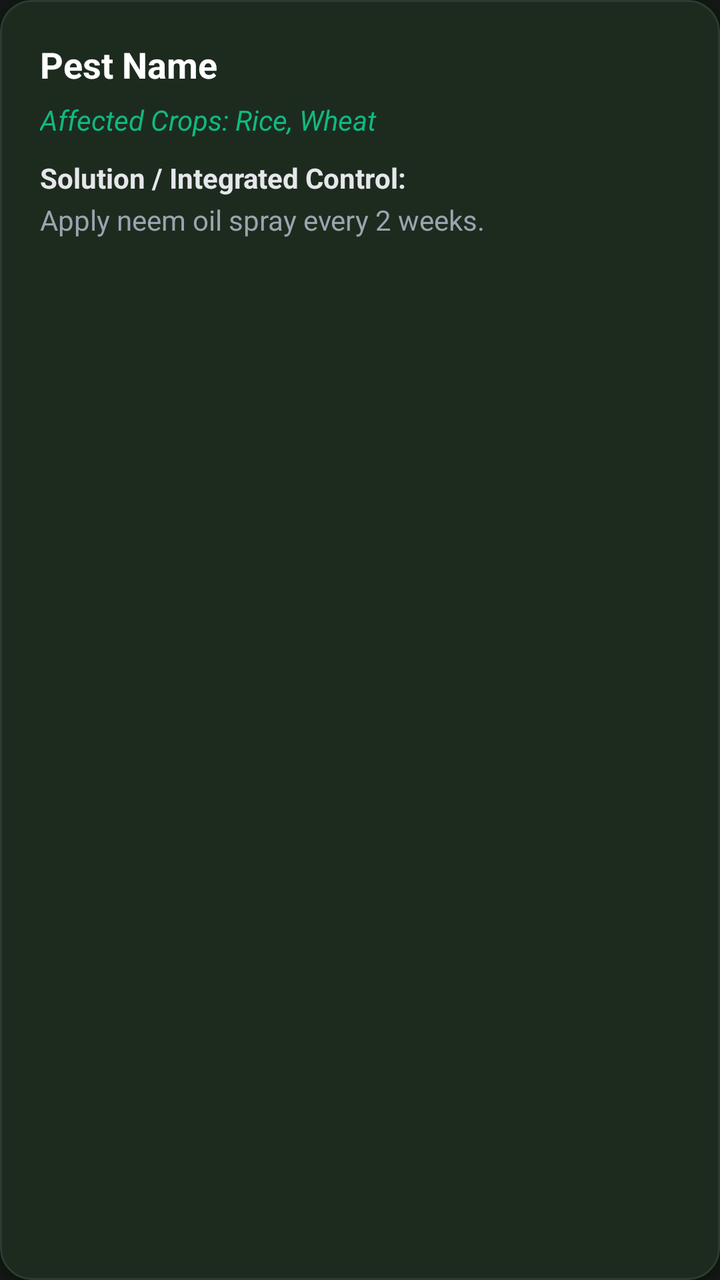
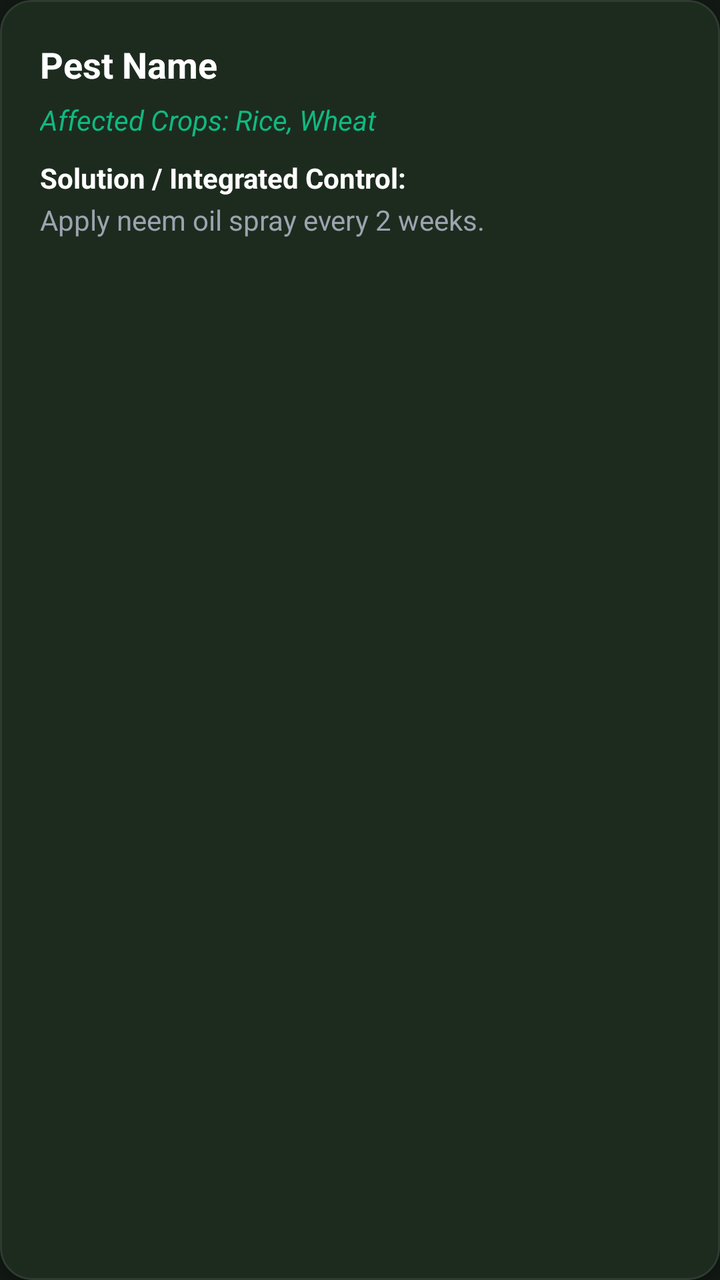

Before-and-after screenshots of an Android layout around one commit, followed by the original layout XML and the change that was made.
<!-- AndroidManifest.xml: application theme Theme.SmartAgriculture -->
<!-- res/layout/item_pest.xml -->
<?xml version="1.0" encoding="utf-8"?>
<com.google.android.material.card.MaterialCardView xmlns:android="http://schemas.android.com/apk/res/android"
    xmlns:app="http://schemas.android.com/apk/res-auto"
    android:layout_width="match_parent"
    android:layout_height="wrap_content"
    android:layout_marginHorizontal="16dp"
    android:layout_marginVertical="8dp"
    app:cardBackgroundColor="#1C241E"
    app:cardCornerRadius="16dp"
    app:cardElevation="3dp"
    app:strokeColor="#2E3B31"
    app:strokeWidth="1dp">

    <LinearLayout
        android:layout_width="match_parent"
        android:layout_height="wrap_content"
        android:orientation="vertical"
        android:padding="20dp">

        <TextView
            android:id="@+id/tvPestName"
            android:layout_width="wrap_content"
            android:layout_height="wrap_content"
            android:text="Pest Name"
            android:textSize="18sp"
            android:textStyle="bold"
            android:textColor="#FFFFFF" />

        <TextView
            android:id="@+id/tvAffectedCrops"
            android:layout_width="wrap_content"
            android:layout_height="wrap_content"
            android:layout_marginTop="6dp"
            android:text="Affected Crops: Rice, Wheat"
            android:textStyle="italic"
            android:textColor="#10B981" />

        <TextView
            android:layout_width="wrap_content"
            android:layout_height="wrap_content"
            android:layout_marginTop="10dp"
            android:text="Solution / Integrated Control:"
            android:textStyle="bold"
            android:textColor="#E5E7EB" />

        <TextView
            android:id="@+id/tvSolution"
            android:layout_width="match_parent"
            android:layout_height="wrap_content"
            android:layout_marginTop="2dp"
            android:text="Apply neem oil spray every 2 weeks."
            android:textColor="#9CA3AF" />

    </LinearLayout>
</com.google.android.material.card.MaterialCardView>
<!-- resources referenced by this layout -->
<resources>
  <style name="Theme.SmartAgriculture" parent="Base.Theme.SmartAgriculture" />
  <style name="Base.Theme.SmartAgriculture" parent="Theme.Material3.DayNight.NoActionBar">
          
          <item name="colorPrimary">@color/colorPrimary</item>
          <item name="colorPrimaryVariant">@color/colorPrimaryVariant</item>
          <item name="colorOnPrimary">@color/colorOnPrimary</item>
          
          
          <item name="colorSecondary">@color/colorSecondary</item>
          <item name="colorSecondaryVariant">@color/colorSecondaryVariant</item>
          <item name="colorOnSecondary">@color/colorOnSecondary</item>
          
          
          <item name="android:colorBackground">#121814</item>
          <item name="colorSurface">#1C241E</item>
          <item name="colorSurfaceVariant">#242E27</item>
          <item name="colorOnSurface">#FFFFFF</item>
          <item name="colorOnSurfaceVariant">#9CA3AF</item>
  
          
          <item name="android:windowFullscreen">true</item>
  
          
          <item name="fontFamily">sans-serif</item>
      </style>
  <color name="colorPrimary">#2E7D32</color>
  <color name="colorPrimaryVariant">#1B5E20</color>
  <color name="colorOnPrimary">#FFFFFF</color>
  <color name="colorSecondary">#81C784</color>
  <color name="colorSecondaryVariant">#66BB6A</color>
  <color name="colorOnSecondary">#000000</color>
</resources>

<!-- the commit's change to res/layout/item_pest.xml (unified diff, before → after) -->
@@ -5,10 +5,10 @@
     android:layout_height="wrap_content"
     android:layout_marginHorizontal="16dp"
     android:layout_marginVertical="8dp"
-    app:cardBackgroundColor="#1C241E"
+    app:cardBackgroundColor="?attr/cardBackgroundColor"
     app:cardCornerRadius="16dp"
     app:cardElevation="3dp"
-    app:strokeColor="#2E3B31"
+    app:strokeColor="?attr/cardStrokeColor"
     app:strokeWidth="1dp">
 
     <LinearLayout
@@ -24,7 +24,7 @@
             android:text="Pest Name"
             android:textSize="18sp"
             android:textStyle="bold"
-            android:textColor="#FFFFFF" />
+            android:textColor="?attr/textPrimaryColor" />
 
         <TextView
             android:id="@+id/tvAffectedCrops"
@@ -41,7 +41,7 @@
             android:layout_marginTop="10dp"
             android:text="Solution / Integrated Control:"
             android:textStyle="bold"
-            android:textColor="#E5E7EB" />
+            android:textColor="?attr/textPrimaryColor" />
 
         <TextView
             android:id="@+id/tvSolution"
@@ -49,7 +49,7 @@
             android:layout_height="wrap_content"
             android:layout_marginTop="2dp"
             android:text="Apply neem oil spray every 2 weeks."
-            android:textColor="#9CA3AF" />
+            android:textColor="?attr/textSecondaryColor" />
 
     </LinearLayout>
 </com.google.android.material.card.MaterialCardView>
<!-- resource entries referenced after the edit -->
@@ -18,6 +18,19 @@
           <item name="colorSurfaceVariant">#242E27</item>
           <item name="colorOnSurface">#FFFFFF</item>
           <item name="colorOnSurfaceVariant">#9CA3AF</item>
+          <item name="android:textColorPrimary">#FFFFFF</item>
+          <item name="android:textColorSecondary">#9CA3AF</item>
+          <item name="android:editTextColor">#FFFFFF</item>
+          <item name="android:textColorHint">#6B7280</item>
+  
+          
+          <item name="appBackgroundColor">#121814</item>
+          <item name="cardBackgroundColor">#1C241E</item>
+          <item name="cardStrokeColor">#2E3B31</item>
+          <item name="textPrimaryColor">#FFFFFF</item>
+          <item name="textSecondaryColor">#9CA3AF</item>
+          <item name="dividerLineColor">#2E3B31</item>
+          <item name="dangerCardBgColor">#1C241E</item>
   
           
           <item name="android:windowFullscreen">true</item>
